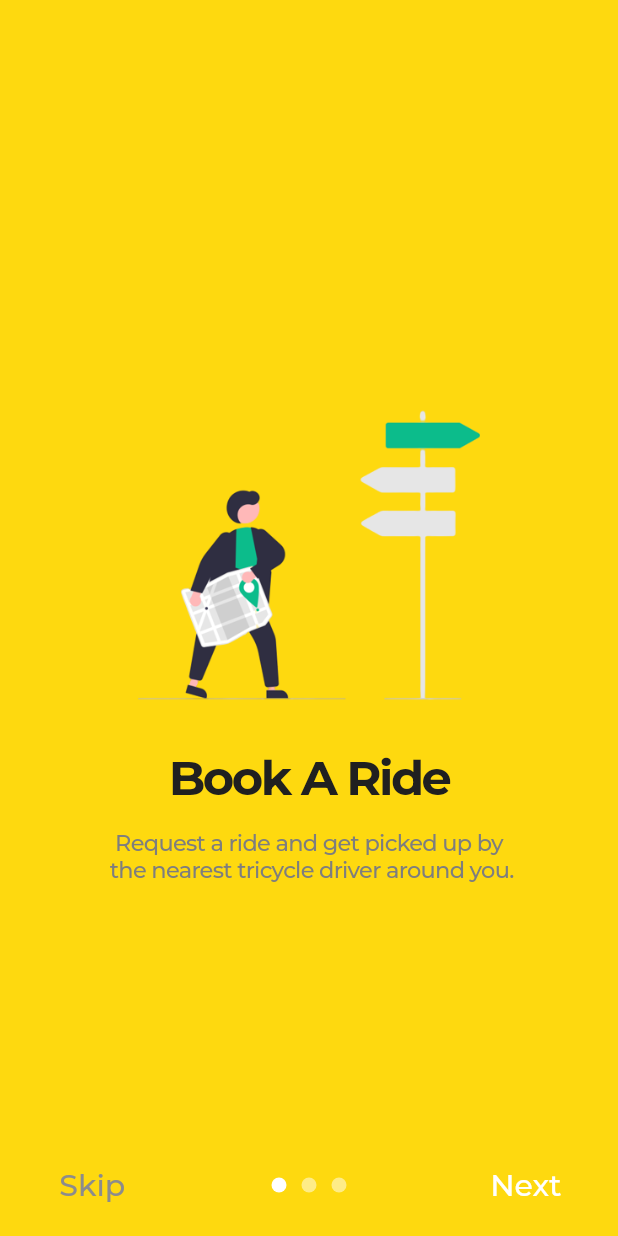
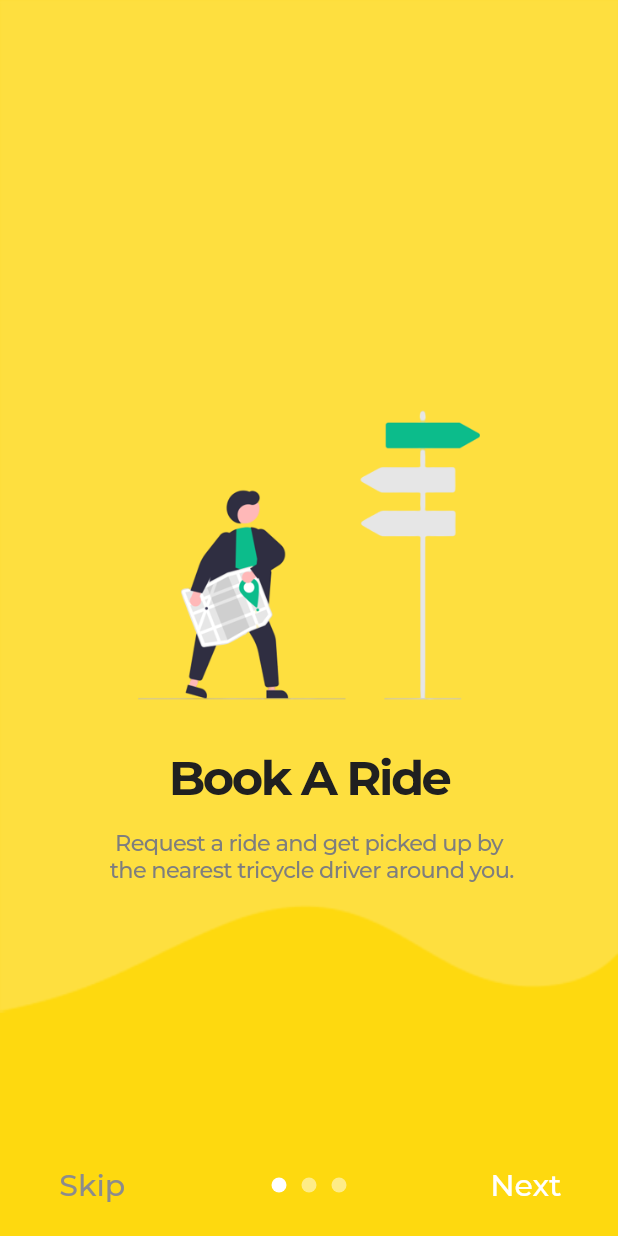
Before and after one commit to Zephynity/E-Hatid-Passenger-App, a Flutter app: the screen it shows after launch, on a phone screen of 412 x 824 dp. Run offline on Flutter 3.47's test engine with Material 2 defaults, Android fonts, the phone set to English and light mode, and no system bars; drawn by our look-alikes of intro_slider; our stand-ins replace intl_phone_number_input.

Commit message:
Updated Home Page

```diff
--- /dev/null
+++ b/lib/Screens/Home/components/home_bg.dart
@@ -0,0 +1,30 @@
+import 'package:flutter/material.dart';
+
+class HomeBackground extends StatelessWidget {
+  final Widget child;
+  const HomeBackground({
+    Key? key,
+    required this.child,
+  }) : super(key: key);
+
+  @override
+  Widget build(BuildContext context) {
+    Size size = MediaQuery.of(context).size;
+    return Container(
+      height: size.height,
+      width: double.infinity,
+      child: Stack(
+        alignment: Alignment.center,
+        children: <Widget>[
+          Positioned(
+            top: 0,
+            child: Image.asset("assets/images/Vector 1.png",
+              width: size.width,
+            ),
+          ),
+          child,
+        ],
+      ),
+    );
+  }
+}
--- a/lib/intro_slider.dart
+++ b/lib/intro_slider.dart
@@ -3,7 +3,7 @@ import 'package:intro_slider/dot_animation_enum.dart';
 import 'package:intro_slider/intro_slider.dart';
 import 'package:intro_slider/slide_object.dart';
 import 'package:ehatid_passenger_app/Screens/Registration/sign_up.dart';
-import 'package:ehatid_passenger_app/Screens/Welcome/components/background.dart';
+import 'package:ehatid_passenger_app/Screens/Home/components/home_bg.dart';
 
 class IntroSliderPage extends StatefulWidget {
   @override
@@ -35,7 +35,7 @@ class _IntroSliderPageState extends State<IntroSliderPage> {
       new Slide(
         title: "#1 Mobile-based app for tricycle booking",
         description: "Find and book your tricycle ride from Lourdes \n Terminal and get traveling.",
-        pathImage: "assets/images/n1mobile.png",
+        pathImage: "assets/images/ehatid logo.png",
       ),
     );
   }
@@ -112,7 +112,7 @@ class _IntroSliderPageState extends State<IntroSliderPage> {
 
   @override
   Widget build(BuildContext context) {
-    return Background(
+    return HomeBackground(
       child: IntroSlider(
         renderSkipBtn: Text(
           "Skip",
```
